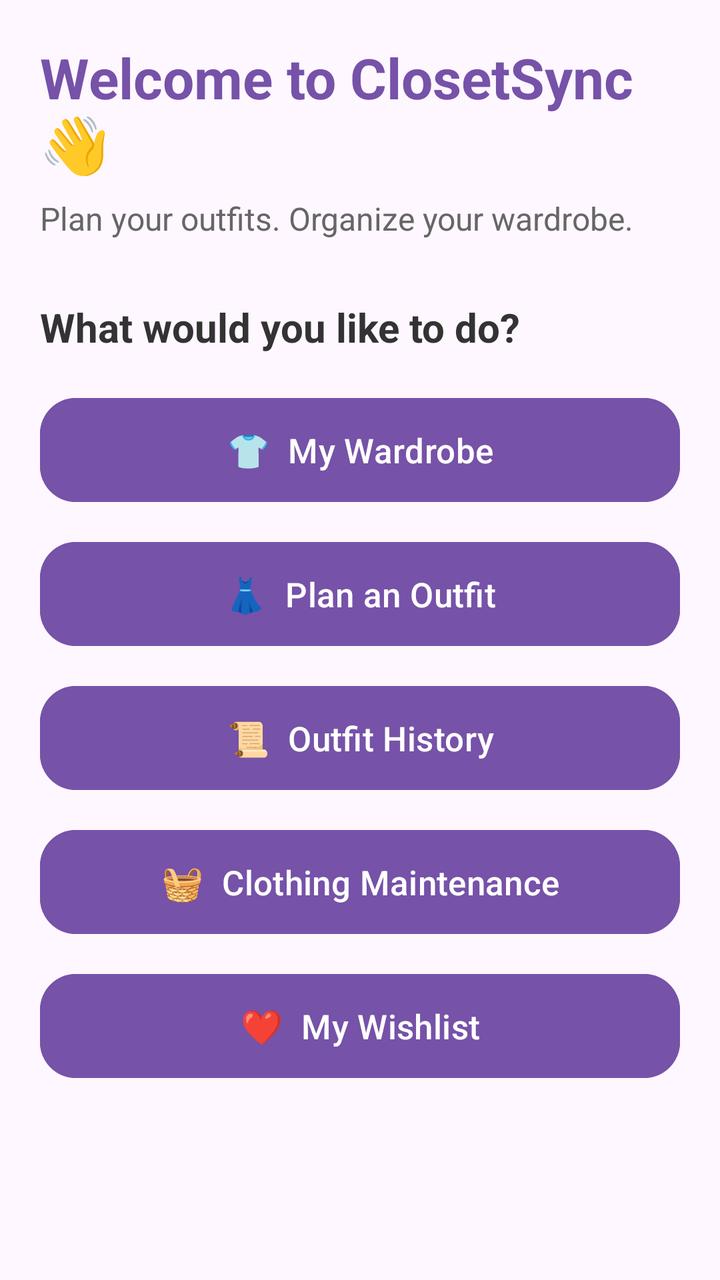
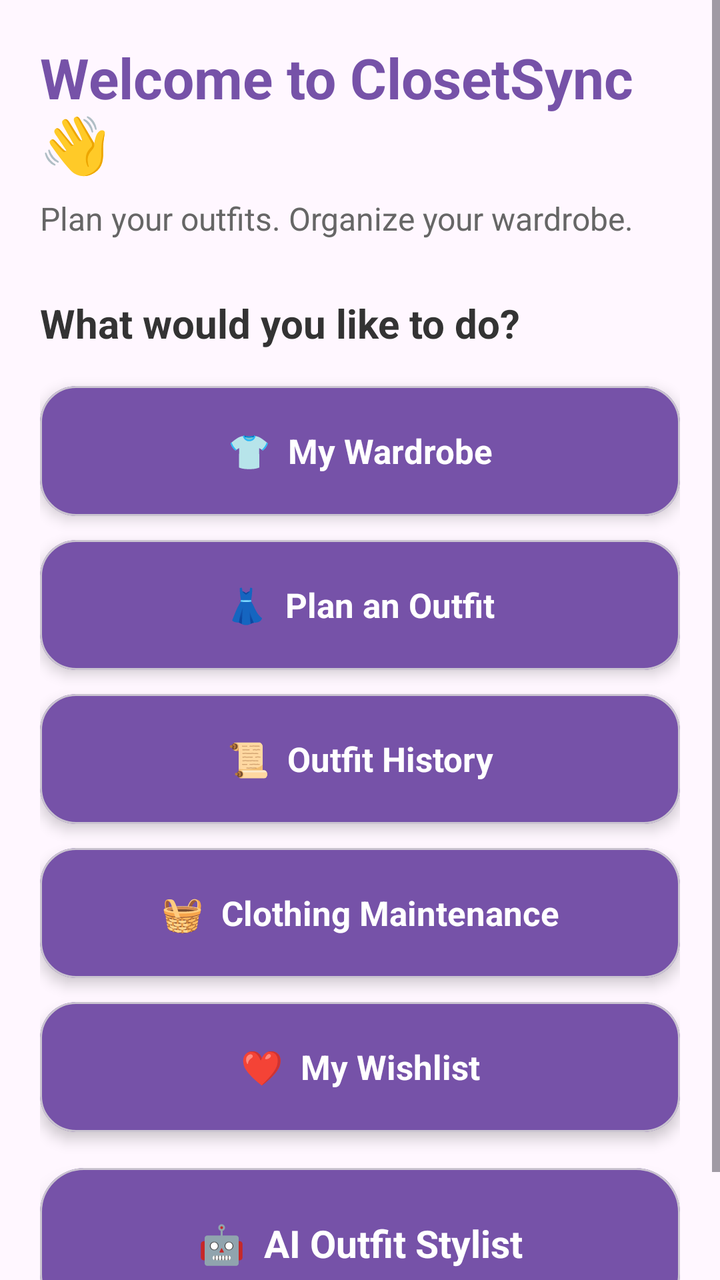

Screens rendered from an Android XML layout before and after an edit, with the pre-edit source and the edit as a unified diff.
<!-- AndroidManifest.xml: application theme Theme.ClosetSync -->
<!-- res/layout/activity_home.xml -->
<?xml version="1.0" encoding="utf-8"?>
<ScrollView
    xmlns:android="http://schemas.android.com/apk/res/android"
    xmlns:app="http://schemas.android.com/apk/res-auto"
    android:layout_width="match_parent"
    android:layout_height="match_parent"
    android:background="#FFF7FF">

    <LinearLayout
        android:layout_width="match_parent"
        android:layout_height="wrap_content"
        android:orientation="vertical"
        android:padding="20dp">

        <TextView
            android:id="@+id/tvWelcome"
            android:layout_width="wrap_content"
            android:layout_height="wrap_content"
            android:text="Welcome to ClosetSync 👋"
            android:textColor="#7652A8"
            android:textSize="28sp"
            android:textStyle="bold" />

        <TextView
            android:id="@+id/tvSubtitle"
            android:layout_width="wrap_content"
            android:layout_height="wrap_content"
            android:layout_marginTop="8dp"
            android:text="Plan your outfits. Organize your wardrobe."
            android:textColor="#666666"
            android:textSize="16sp" />

        <TextView
            android:layout_width="wrap_content"
            android:layout_height="wrap_content"
            android:layout_marginTop="30dp"
            android:text="What would you like to do?"
            android:textColor="#333333"
            android:textSize="20sp"
            android:textStyle="bold" />

        <com.google.android.material.button.MaterialButton
            android:id="@+id/btnWardrobe"
            android:layout_width="match_parent"
            android:layout_height="60dp"
            android:layout_marginTop="18dp"
            android:text="👕  My Wardrobe"
            android:textSize="17sp"
            android:textColor="#FFFFFF"
            android:backgroundTint="#7652A8"
            app:cornerRadius="18dp" />

        <com.google.android.material.button.MaterialButton
            android:id="@+id/btnOutfit"
            android:layout_width="match_parent"
            android:layout_height="60dp"
            android:layout_marginTop="12dp"
            android:text="👗  Plan an Outfit"
            android:textSize="17sp"
            android:textColor="#FFFFFF"
            android:backgroundTint="#7652A8"
            app:cornerRadius="18dp" />

        <com.google.android.material.button.MaterialButton
            android:id="@+id/btnHistory"
            android:layout_width="match_parent"
            android:layout_height="60dp"
            android:layout_marginTop="12dp"
            android:text="📜  Outfit History"
            android:textSize="17sp"
            android:textColor="#FFFFFF"
            android:backgroundTint="#7652A8"
            app:cornerRadius="18dp" />

        <com.google.android.material.button.MaterialButton
            android:id="@+id/btnMaintenance"
            android:layout_width="match_parent"
            android:layout_height="60dp"
            android:layout_marginTop="12dp"
            android:text="🧺  Clothing Maintenance"
            android:textSize="17sp"
            android:textColor="#FFFFFF"
            android:backgroundTint="#7652A8"
            app:cornerRadius="18dp" />

        <com.google.android.material.button.MaterialButton
            android:id="@+id/btnWishlist"
            android:layout_width="match_parent"
            android:layout_height="60dp"
            android:layout_marginTop="12dp"
            android:text="❤️  My Wishlist"
            android:textSize="17sp"
            android:textColor="#FFFFFF"
            android:backgroundTint="#7652A8"
            app:cornerRadius="18dp" />

    </LinearLayout>

</ScrollView>
<!-- resources referenced by this layout -->
<resources>
  <style name="Theme.ClosetSync" parent="Base.Theme.ClosetSync" />
  <style name="Base.Theme.ClosetSync" parent="Theme.Material3.DayNight.NoActionBar">
          
          
      </style>
</resources>

<!-- the commit's change to res/layout/activity_home.xml (unified diff, before → after) -->
@@ -6,94 +6,215 @@
     android:layout_height="match_parent"
     android:background="#FFF7FF">
 
-    <LinearLayout
+    <androidx.constraintlayout.widget.ConstraintLayout
         android:layout_width="match_parent"
         android:layout_height="wrap_content"
-        android:orientation="vertical"
         android:padding="20dp">
 
+        
         <TextView
             android:id="@+id/tvWelcome"
-            android:layout_width="wrap_content"
+            android:layout_width="0dp"
             android:layout_height="wrap_content"
             android:text="Welcome to ClosetSync 👋"
             android:textColor="#7652A8"
             android:textSize="28sp"
-            android:textStyle="bold" />
-
+            android:textStyle="bold"
+            app:layout_constraintTop_toTopOf="parent"
+            app:layout_constraintStart_toStartOf="parent"
+            app:layout_constraintEnd_toEndOf="parent" />
+
+        
         <TextView
             android:id="@+id/tvSubtitle"
-            android:layout_width="wrap_content"
+            android:layout_width="0dp"
             android:layout_height="wrap_content"
             android:layout_marginTop="8dp"
             android:text="Plan your outfits. Organize your wardrobe."
             android:textColor="#666666"
-            android:textSize="16sp" />
-
+            android:textSize="16sp"
+            app:layout_constraintTop_toBottomOf="@id/tvWelcome"
+            app:layout_constraintStart_toStartOf="parent"
+            app:layout_constraintEnd_toEndOf="parent" />
+
+        
         <TextView
-            android:layout_width="wrap_content"
+            android:id="@+id/tvActionTitle"
+            android:layout_width="0dp"
             android:layout_height="wrap_content"
-            android:layout_marginTop="30dp"
+            android:layout_marginTop="28dp"
             android:text="What would you like to do?"
             android:textColor="#333333"
             android:textSize="20sp"
-            android:textStyle="bold" />
-
-        <com.google.android.material.button.MaterialButton
-            android:id="@+id/btnWardrobe"
-            android:layout_width="match_parent"
-            android:layout_height="60dp"
+            android:textStyle="bold"
+            app:layout_constraintTop_toBottomOf="@id/tvSubtitle"
+            app:layout_constraintStart_toStartOf="parent"
+            app:layout_constraintEnd_toEndOf="parent" />
+
+        
+        <com.google.android.material.card.MaterialCardView
+            android:id="@+id/cardWardrobe"
+            android:layout_width="0dp"
+            android:layout_height="65dp"
             android:layout_marginTop="18dp"
-            android:text="👕  My Wardrobe"
-            android:textSize="17sp"
-            android:textColor="#FFFFFF"
-            android:backgroundTint="#7652A8"
-            app:cornerRadius="18dp" />
-
-        <com.google.android.material.button.MaterialButton
-            android:id="@+id/btnOutfit"
-            android:layout_width="match_parent"
-            android:layout_height="60dp"
-            android:layout_marginTop="12dp"
-            android:text="👗  Plan an Outfit"
-            android:textSize="17sp"
-            android:textColor="#FFFFFF"
-            android:backgroundTint="#7652A8"
-            app:cornerRadius="18dp" />
-
-        <com.google.android.material.button.MaterialButton
-            android:id="@+id/btnHistory"
-            android:layout_width="match_parent"
-            android:layout_height="60dp"
-            android:layout_marginTop="12dp"
-            android:text="📜  Outfit History"
-            android:textSize="17sp"
-            android:textColor="#FFFFFF"
-            android:backgroundTint="#7652A8"
-            app:cornerRadius="18dp" />
-
-        <com.google.android.material.button.MaterialButton
-            android:id="@+id/btnMaintenance"
-            android:layout_width="match_parent"
-            android:layout_height="60dp"
-            android:layout_marginTop="12dp"
-            android:text="🧺  Clothing Maintenance"
-            android:textSize="17sp"
-            android:textColor="#FFFFFF"
-            android:backgroundTint="#7652A8"
-            app:cornerRadius="18dp" />
-
-        <com.google.android.material.button.MaterialButton
-            android:id="@+id/btnWishlist"
-            android:layout_width="match_parent"
-            android:layout_height="60dp"
-            android:layout_marginTop="12dp"
-            android:text="❤️  My Wishlist"
-            android:textSize="17sp"
-            android:textColor="#FFFFFF"
-            android:backgroundTint="#7652A8"
-            app:cornerRadius="18dp" />
-
-    </LinearLayout>
+            app:cardCornerRadius="18dp"
+            app:cardElevation="4dp"
+            app:cardBackgroundColor="#7652A8"
+            app:layout_constraintTop_toBottomOf="@id/tvActionTitle"
+            app:layout_constraintStart_toStartOf="parent"
+            app:layout_constraintEnd_toEndOf="parent">
+
+            <TextView
+                android:id="@+id/btnWardrobe"
+                android:layout_width="match_parent"
+                android:layout_height="match_parent"
+                android:text="👕  My Wardrobe"
+                android:textColor="#FFFFFF"
+                android:textSize="17sp"
+                android:textStyle="bold"
+                android:gravity="center"
+                android:clickable="true"
+                android:focusable="true" />
+
+        </com.google.android.material.card.MaterialCardView>
+
+        
+        <com.google.android.material.card.MaterialCardView
+            android:id="@+id/cardOutfit"
+            android:layout_width="0dp"
+            android:layout_height="65dp"
+            android:layout_marginTop="12dp"
+            app:cardCornerRadius="18dp"
+            app:cardElevation="4dp"
+            app:cardBackgroundColor="#7652A8"
+            app:layout_constraintTop_toBottomOf="@id/cardWardrobe"
+            app:layout_constraintStart_toStartOf="parent"
+            app:layout_constraintEnd_toEndOf="parent">
+
+            <TextView
+                android:id="@+id/btnOutfit"
+                android:layout_width="match_parent"
+                android:layout_height="match_parent"
+                android:text="👗  Plan an Outfit"
+                android:textColor="#FFFFFF"
+                android:textSize="17sp"
+                android:textStyle="bold"
+                android:gravity="center"
+                android:clickable="true"
+                android:focusable="true" />
+
+        </com.google.android.material.card.MaterialCardView>
+
+        
+        <com.google.android.material.card.MaterialCardView
+            android:id="@+id/cardHistory"
+            android:layout_width="0dp"
+            android:layout_height="65dp"
+            android:layout_marginTop="12dp"
+            app:cardCornerRadius="18dp"
+            app:cardElevation="4dp"
+            app:cardBackgroundColor="#7652A8"
+            app:layout_constraintTop_toBottomOf="@id/cardOutfit"
+            app:layout_constraintStart_toStartOf="parent"
+            app:layout_constraintEnd_toEndOf="parent">
+
+            <TextView
+                android:id="@+id/btnHistory"
+                android:layout_width="match_parent"
+                android:layout_height="match_parent"
+                android:text="📜  Outfit History"
+                android:textColor="#FFFFFF"
+                android:textSize="17sp"
+                android:textStyle="bold"
+                android:gravity="center"
+                android:clickable="true"
+                android:focusable="true" />
+
+        </com.google.android.material.card.MaterialCardView>
+
+        
+        <com.google.android.material.card.MaterialCardView
+            android:id="@+id/cardMaintenance"
+            android:layout_width="0dp"
+            android:layout_height="65dp"
+            android:layout_marginTop="12dp"
+            app:cardCornerRadius="18dp"
+            app:cardElevation="4dp"
+            app:cardBackgroundColor="#7652A8"
+            app:layout_constraintTop_toBottomOf="@id/cardHistory"
+            app:layout_constraintStart_toStartOf="parent"
+            app:layout_constraintEnd_toEndOf="parent">
+
+            <TextView
+                android:id="@+id/btnMaintenance"
+                android:layout_width="match_parent"
+                android:layout_height="match_parent"
+                android:text="🧺  Clothing Maintenance"
+                android:textColor="#FFFFFF"
+                android:textSize="17sp"
+                android:textStyle="bold"
+                android:gravity="center"
+                android:clickable="true"
+                android:focusable="true" />
+
+        </com.google.android.material.card.MaterialCardView>
+
+        
+        <com.google.android.material.card.MaterialCardView
+            android:id="@+id/cardWishlist"
+            android:layout_width="0dp"
+            android:layout_height="65dp"
+            android:layout_marginTop="12dp"
+            app:cardCornerRadius="18dp"
+            app:cardElevation="4dp"
+            app:cardBackgroundColor="#7652A8"
+            app:layout_constraintTop_toBottomOf="@id/cardMaintenance"
+            app:layout_constraintStart_toStartOf="parent"
+            app:layout_constraintEnd_toEndOf="parent">
+
+            <TextView
+                android:id="@+id/btnWishlist"
+                android:layout_width="match_parent"
+                android:layout_height="match_parent"
+                android:text="❤️  My Wishlist"
+                android:textColor="#FFFFFF"
+                android:textSize="17sp"
+                android:textStyle="bold"
+                android:gravity="center"
+                android:clickable="true"
+                android:focusable="true" />
+
+        </com.google.android.material.card.MaterialCardView>
+
+        
+        <com.google.android.material.card.MaterialCardView
+            android:id="@+id/cardAIStylist"
+            android:layout_width="0dp"
+            android:layout_height="75dp"
+            android:layout_marginTop="18dp"
+            android:layout_marginBottom="20dp"
+            app:cardCornerRadius="22dp"
+            app:cardElevation="6dp"
+            app:cardBackgroundColor="#7652A8"
+            app:layout_constraintTop_toBottomOf="@id/cardWishlist"
+            app:layout_constraintStart_toStartOf="parent"
+            app:layout_constraintEnd_toEndOf="parent"
+            app:layout_constraintBottom_toBottomOf="parent">
+
+            <TextView
+                android:id="@+id/btnAIStylist"
+                android:layout_width="match_parent"
+                android:layout_height="match_parent"
+                android:text="🤖  AI Outfit Stylist"
+                android:textColor="#FFFFFF"
+                android:textSize="19sp"
+                android:textStyle="bold"
+                android:gravity="center"
+                android:clickable="true"
+                android:focusable="true" />
+
+        </com.google.android.material.card.MaterialCardView>
+
+    </androidx.constraintlayout.widget.ConstraintLayout>
 
 </ScrollView>
